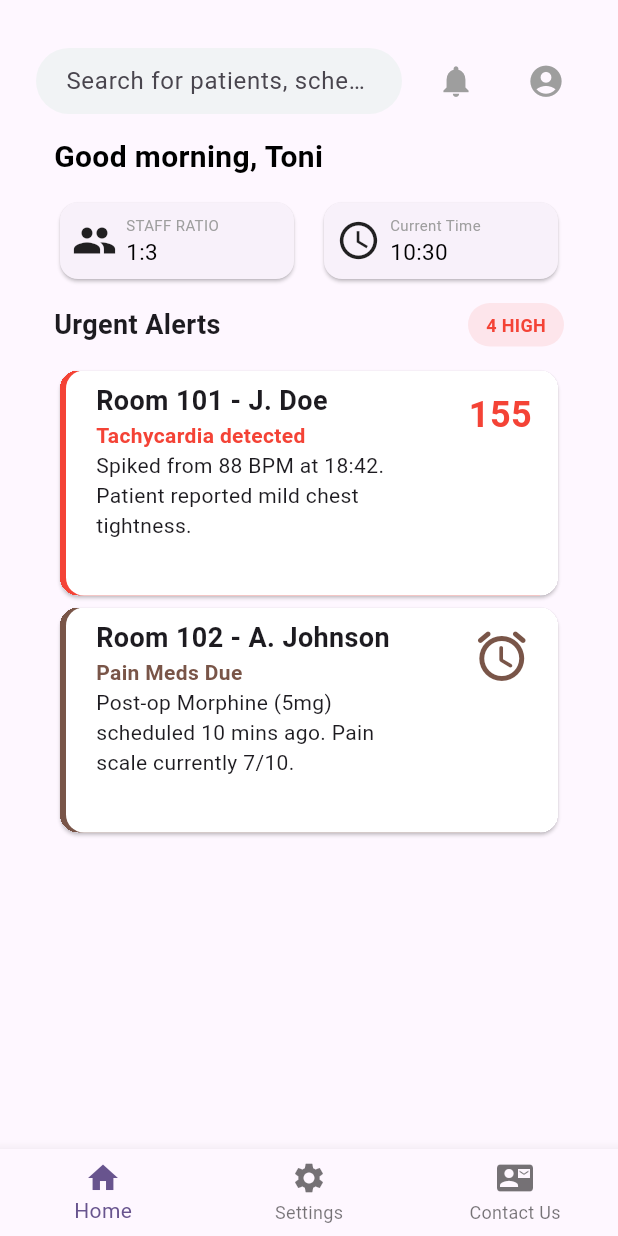
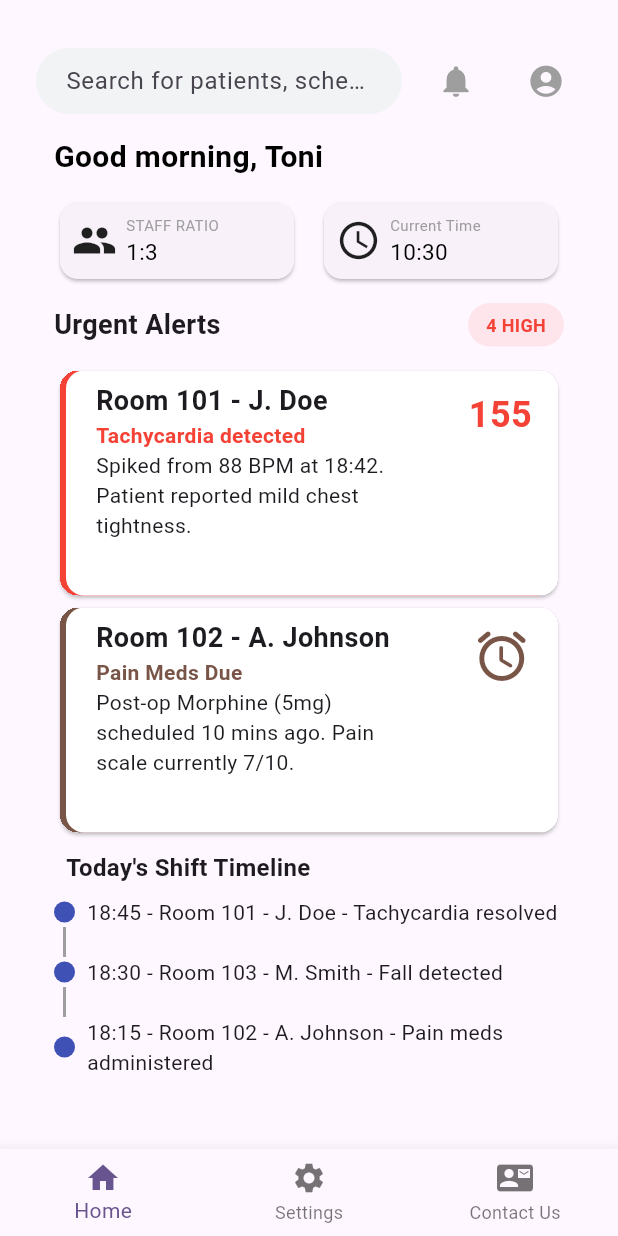
Before and after one commit to ToniF03/nursery, a Flutter app: the screen it shows after launch, on a phone screen of 412 x 824 dp. Run offline on Flutter 3.47's test engine with Material 3 defaults, Android fonts, the phone set to English and light mode, and no system bars.

Commit message:
Refactor Dashboard layout to integrate Timeline and enhance urgent alerts display

```diff
--- a/lib/screens/dashboard.dart
+++ b/lib/screens/dashboard.dart
@@ -6,6 +6,7 @@ import 'package:nursery/widgets/alert_card.dart';
 import 'package:nursery/widgets/dashboard_info_card.dart';
 import 'package:nursery/widgets/not_implemented_dialog.dart';
 import 'package:nursery/widgets/pill.dart';
+import 'package:nursery/widgets/timeline.dart';
 
 class Dashboard extends StatefulWidget {
   const Dashboard({super.key});
@@ -247,6 +248,31 @@ class _DashboardState extends State<Dashboard> {
                           );
                         },
                       ),
+
+                      Timeline(
+                        title: 'Today\'s Shift Timeline',
+                        accentColor: Colors.indigo,
+                        children: [
+                          TimelineItem(
+                            child: Text(
+                              '18:45 - Room 101 - J. Doe - Tachycardia resolved',
+                              style: TextStyle(fontSize: 14),
+                            ),
+                          ),
+                          TimelineItem(
+                            child: Text(
+                              '18:30 - Room 103 - M. Smith - Fall detected',
+                              style: TextStyle(fontSize: 14),
+                            ),
+                          ),
+                          TimelineItem(
+                            child: Text(
+                              '18:15 - Room 102 - A. Johnson - Pain meds administered',
+                              style: TextStyle(fontSize: 14),
+                            ),
+                          ),
+                        ],
+                      ),
                     ],
                   ),
                 ),
@@ -254,6 +280,7 @@ class _DashboardState extends State<Dashboard> {
             ),
           ],
         ),
+
     );
   }
 }
```
Lines whose indentation alone changed are shown as unchanged.
